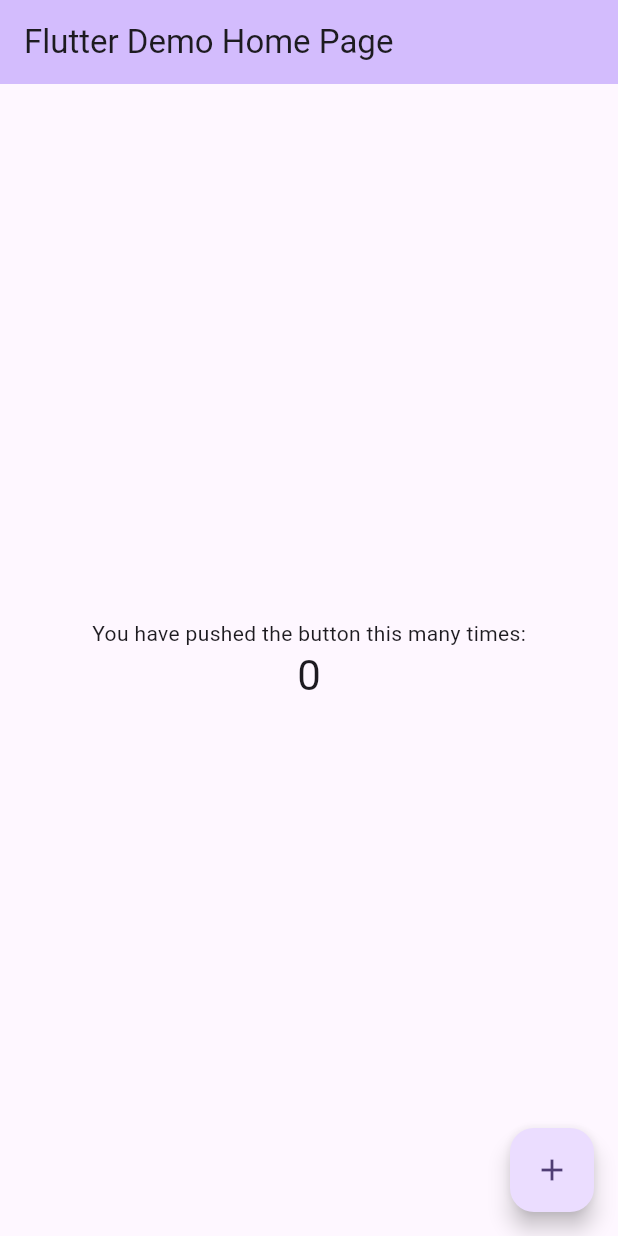
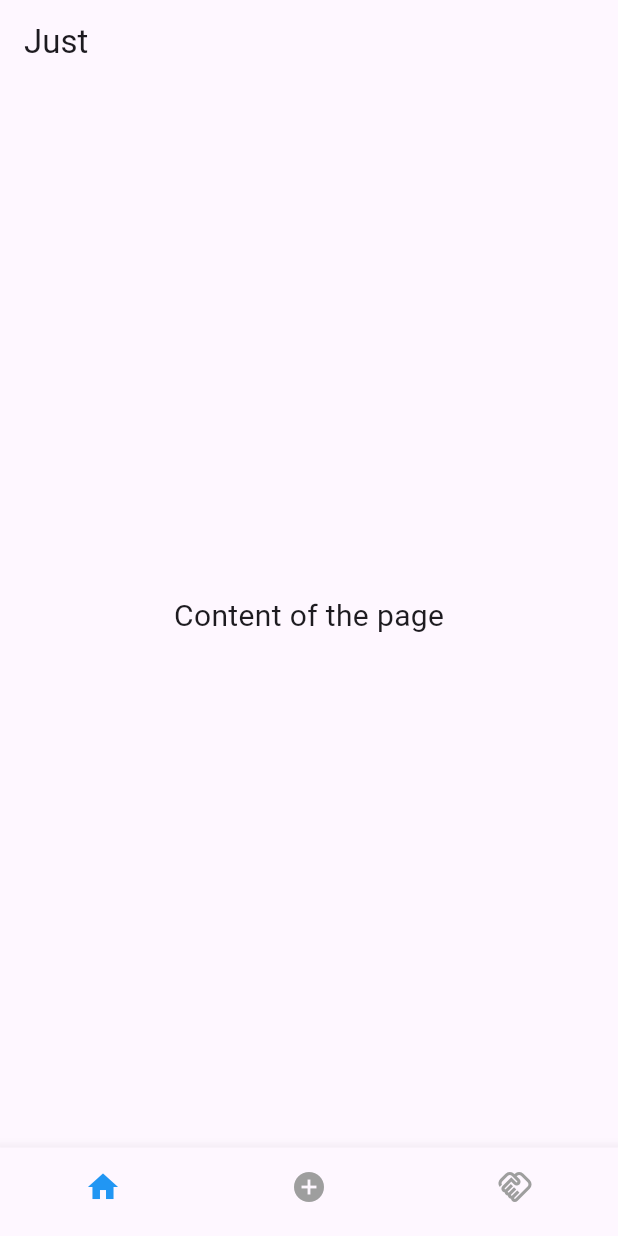
Before and after one commit to flo2274/justicase, a Flutter app: the screen it shows after launch, on a phone screen of 412 x 824 dp. Run offline on Flutter 3.47's test engine with Material 3 defaults, Android fonts, the phone set to English and light mode, and no system bars.

Commit message:
basic arcitrcture principle

```diff
--- a/lib/main.dart
+++ b/lib/main.dart
@@ -1,4 +1,9 @@
 import 'package:flutter/material.dart';
+import 'pages/case_page.dart';
+import 'pages/forum_page.dart';
+import 'pages/home_page.dart';
+import 'pages/registration_page.dart';
+import 'pages/search_page.dart';
 
 void main() {
   runApp(const MyApp());
@@ -7,119 +12,21 @@
 class MyApp extends StatelessWidget {
   const MyApp({super.key});
 
-  // This widget is the root of your application.
   @override
   Widget build(BuildContext context) {
     return MaterialApp(
-      title: 'Flutter Demo',
+      title: 'My App',
       theme: ThemeData(
-        // This is the theme of your application.
-        //
-        // TRY THIS: Try running your application with "flutter run". You'll see
-        // the application has a purple toolbar. Then, without quitting the app,
-        // try changing the seedColor in the colorScheme below to Colors.green
-        // and then invoke "hot reload" (save your changes or press the "hot
-        // reload" button in a Flutter-supported IDE, or press "r" if you used
-        // the command line to start the app).
-        //
-        // Notice that the counter didn't reset back to zero; the application
-        // state is not lost during the reload. To reset the state, use hot
-        // restart instead.
-        //
-        // This works for code too, not just values: Most code changes can be
-        // tested with just a hot reload.
-        colorScheme: ColorScheme.fromSeed(seedColor: Colors.deepPurple),
-        useMaterial3: true,
+        primarySwatch: Colors.blue,
       ),
-      home: const MyHomePage(title: 'Flutter Demo Home Page'),
+      initialRoute: '/register',
+      routes: {
+        '/homepage': (context) => const HomePage(),
+        '/search': (context) => const SearchPage(),
+        '/register': (context) => const RegistrationPage(),
+        '/case': (context) => const CasePage(),
+        '/forum': (context) => const ForumPage(),
+      },
     );
   }
 }
-
-class MyHomePage extends StatefulWidget {
-  const MyHomePage({super.key, required this.title});
-
-  // This widget is the home page of your application. It is stateful, meaning
-  // that it has a State object (defined below) that contains fields that affect
-  // how it looks.
-
-  // This class is the configuration for the state. It holds the values (in this
-  // case the title) provided by the parent (in this case the App widget) and
-  // used by the build method of the State. Fields in a Widget subclass are
-  // always marked "final".
-
-  final String title;
-
-  @override
-  State<MyHomePage> createState() => _MyHomePageState();
-}
-
-class _MyHomePageState extends State<MyHomePage> {
-  int _counter = 0;
-
-  void _incrementCounter() {
-    setState(() {
-      // This call to setState tells the Flutter framework that something has
-      // changed in this State, which causes it to rerun the build method below
-      // so that the display can reflect the updated values. If we changed
-      // _counter without calling setState(), then the build method would not be
-      // called again, and so nothing would appear to happen.
-      _counter++;
-    });
-  }
-
-  @override
-  Widget build(BuildContext context) {
-    // This method is rerun every time setState is called, for instance as done
-    // by the _incrementCounter method above.
-    //
-    // The Flutter framework has been optimized to make rerunning build methods
-    // fast, so that you can just rebuild anything that needs updating rather
-    // than having to individually change instances of widgets.
-    return Scaffold(
-      appBar: AppBar(
-        // TRY THIS: Try changing the color here to a specific color (to
-        // Colors.amber, perhaps?) and trigger a hot reload to see the AppBar
-        // change color while the other colors stay the same.
-        backgroundColor: Theme.of(context).colorScheme.inversePrimary,
-        // Here we take the value from the MyHomePage object that was created by
-        // the App.build method, and use it to set our appbar title.
-        title: Text(widget.title),
-      ),
-      body: Center(
-        // Center is a layout widget. It takes a single child and positions it
-        // in the middle of the parent.
-        child: Column(
-          // Column is also a layout widget. It takes a list of children and
-          // arranges them vertically. By default, it sizes itself to fit its
-          // children horizontally, and tries to be as tall as its parent.
-          //
-          // Column has various properties to control how it sizes itself and
-          // how it positions its children. Here we use mainAxisAlignment to
-          // center the children vertically; the main axis here is the vertical
-          // axis because Columns are vertical (the cross axis would be
-          // horizontal).
-          //
-          // TRY THIS: Invoke "debug painting" (choose the "Toggle Debug Paint"
-          // action in the IDE, or press "p" in the console), to see the
-          // wireframe for each widget.
-          mainAxisAlignment: MainAxisAlignment.center,
-          children: <Widget>[
-            const Text(
-              'You have pushed the button this many times:',
-            ),
-            Text(
-              '$_counter',
-              style: Theme.of(context).textTheme.headlineMedium,
-            ),
-          ],
-        ),
-      ),
-      floatingActionButton: FloatingActionButton(
-        onPressed: _incrementCounter,
-        tooltip: 'Increment',
-        child: const Icon(Icons.add),
-      ), // This trailing comma makes auto-formatting nicer for build methods.
-    );
-  }
-}
--- /dev/null
+++ b/lib/pages/registration_page.dart
@@ -0,0 +1,43 @@
+import 'package:flutter/material.dart';
+
+class RegistrationPage extends StatelessWidget {
+  @override
+  final Key? key;
+
+  const RegistrationPage({this.key}) : super(key: key);
+
+  @override
+  Widget build(BuildContext context) {
+    return Scaffold(
+      appBar: AppBar(
+        title: const Text('Just'),
+      ),
+      body: const Center(
+        child: Text(
+          'Content of the page',
+          style: TextStyle(fontSize: 20.0),
+        ),
+      ),
+      bottomNavigationBar: BottomNavigationBar(
+        items: const <BottomNavigationBarItem>[
+          BottomNavigationBarItem(
+            icon: Icon(Icons.home),
+            label: '',
+          ),
+          BottomNavigationBarItem(
+            icon: Icon(Icons.add_circle),
+            label: '',
+          ),
+          BottomNavigationBarItem(
+            icon: Icon(Icons.handshake_outlined),
+            label: '',
+          ),
+        ],
+        selectedItemColor: Colors.blue,
+        unselectedItemColor: Colors.grey,
+        showSelectedLabels: false, // Keine ausgewählten Labels anzeigen
+        showUnselectedLabels: false, // Keine nicht ausgewählten Labels anzeigen
+      ),
+    );
+  }
+}
```
Also changed, not shown: lib/pages/case_page.dart (added, +42 -0 lines), lib/pages/forum_page.dart (added, +42 -0 lines), lib/pages/home_page.dart (added, +41 -0 lines), lib/pages/person-enrolled_page.dart (added, +42 -0 lines), lib/pages/search_page.dart (added, +42 -0 lines).
